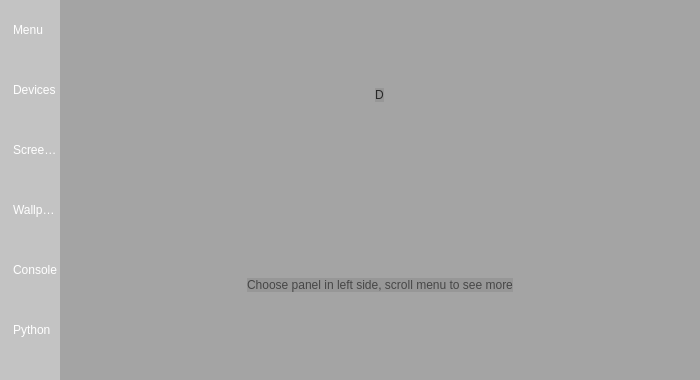
First picture: the form in admin/gui/gui.ui, repository BarsTiger/daunRat, before the edit.
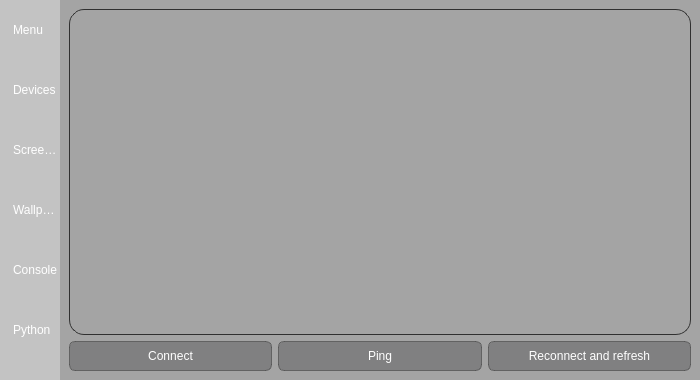
Second picture: the form after the edit. Icons and pictures are not drawn.

Diff of the .ui file:
```diff
--- a/admin/gui/gui.ui
+++ b/admin/gui/gui.ui
@@ -474,7 +474,7 @@
       </item>
      </widget>
     </item>
-    <item alignment="Qt::AlignTop">
+    <item>
      <widget class="QStackedWidget" name="pagesWidget">
       <property name="sizePolicy">
        <sizepolicy hsizetype="Preferred" vsizetype="Preferred">
@@ -485,46 +485,6 @@
       <property name="currentIndex">
        <number>0</number>
       </property>
-      <widget class="QWidget" name="startPage">
-       <layout class="QVBoxLayout" name="verticalLayout_6">
-        <property name="spacing">
-         <number>0</number>
-        </property>
-        <property name="leftMargin">
-         <number>0</number>
-        </property>
-        <property name="topMargin">
-         <number>0</number>
-        </property>
-        <property name="rightMargin">
-         <number>0</number>
-        </property>
-        <property name="bottomMargin">
-         <number>0</number>
-        </property>
-        <item alignment="Qt::AlignHCenter|Qt::AlignVCenter">
-         <widget class="QLabel" name="dLogo">
-          <property name="styleSheet">
-           <string notr="true">font: 166pt &quot;Comic Sans MS&quot;;
-color: rgb(40, 40, 40);</string>
-          </property>
-          <property name="text">
-           <string>D</string>
-          </property>
-         </widget>
-        </item>
-        <item alignment="Qt::AlignHCenter|Qt::AlignVCenter">
-         <widget class="QLabel" name="choosePanelLabel">
-          <property name="styleSheet">
-           <string notr="true">color: rgb(70, 70, 70);</string>
-          </property>
-          <property name="text">
-           <string>Choose panel in left side, scroll menu to see more</string>
-          </property>
-         </widget>
-        </item>
-       </layout>
-      </widget>
       <widget class="QWidget" name="devicesPage">
        <layout class="QVBoxLayout" name="devicesButtonLayout">
         <item>
```
Left out of the diff: 13 changed lines with no effect on the pictures.
